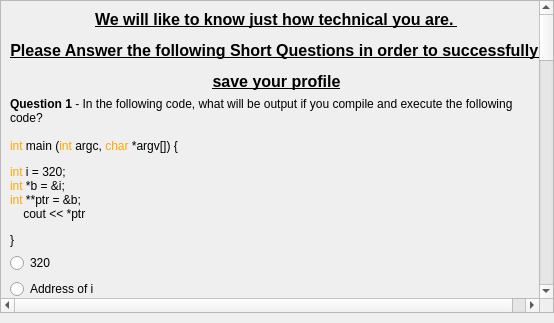
This is ProfileManagement/codingwidget.ui in zcharli/carleton-student-project-partner-finder as Qt 5 draws it before an edit. The edited form follows.
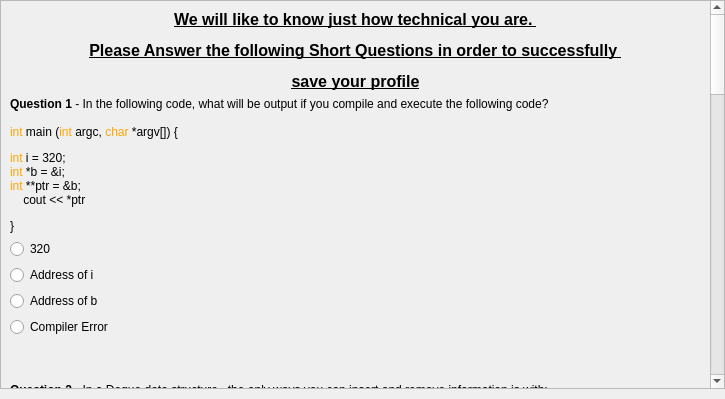
This is the edited form.

```diff
--- a/ProfileManagement/codingwidget.ui
+++ b/ProfileManagement/codingwidget.ui
@@ -6,8 +6,8 @@
    <rect>
     <x>0</x>
     <y>0</y>
-    <width>554</width>
-    <height>323</height>
+    <width>725</width>
+    <height>399</height>
    </rect>
   </property>
   <property name="windowTitle">
@@ -28,6 +28,12 @@
    </property>
    <item>
     <widget class="QScrollArea" name="scrollArea">
+     <property name="sizePolicy">
+      <sizepolicy hsizetype="Minimum" vsizetype="Preferred">
+       <horstretch>0</horstretch>
+       <verstretch>0</verstretch>
+      </sizepolicy>
+     </property>
      <property name="widgetResizable">
       <bool>true</bool>
      </property>
@@ -35,9 +41,9 @@
       <property name="geometry">
        <rect>
         <x>0</x>
-        <y>-1237</y>
-        <width>547</width>
-        <height>1951</height>
+        <y>-1063</y>
+        <width>709</width>
+        <height>1829</height>
        </rect>
       </property>
       <layout class="QVBoxLayout" name="verticalLayout_2">
```
Left out of the diff: 4 changed lines with no effect on the pictures.
